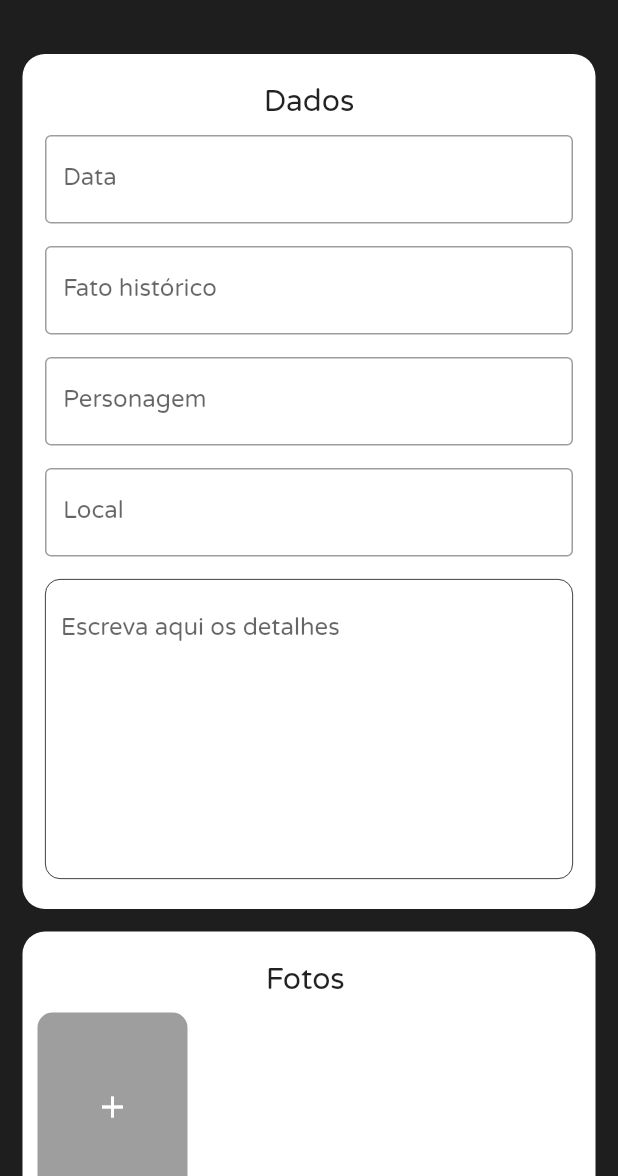
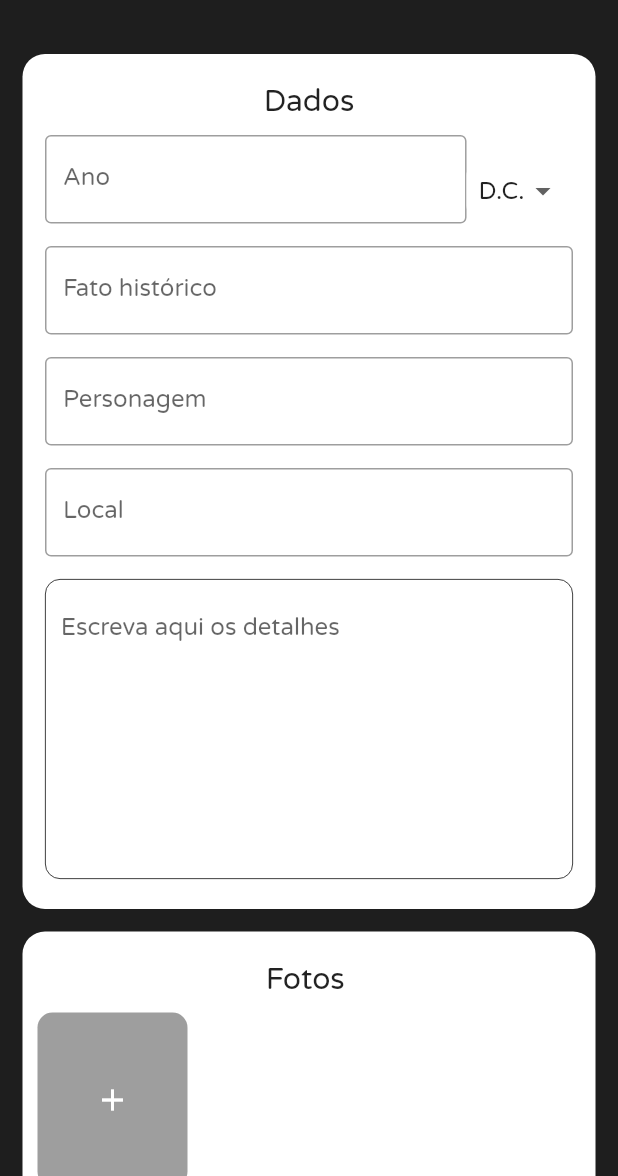
Before and after one commit to victor337/vc-na-historia, a Flutter app: the HomeScreen screen opened directly, on a phone screen of 412 x 824 dp, the part 60-1236 px from its top. Run offline on Flutter 3.47's test engine with Material 2 defaults, Android fonts, the phone set to English and light mode, and no system bars; our stand-ins replace gallery_saver, get, image_picker, permission_handler.

Commit message:
Reoganização dos controllers

```diff
--- a/lib/bindings/form_bindig.dart
+++ b/lib/bindings/data_bindig.dart
@@ -1,10 +1,12 @@
 import 'package:get/get.dart';
+import 'package:vcnahistoria/controllers/data_controller.dart';
 import 'package:vcnahistoria/controllers/form_controller.dart';
 
-class FormBinding implements Bindings {
+class DataBinding implements Bindings {
   @override
   void dependencies() {
     Get.put(FormController(), permanent: true,);
+    Get.put(DataController(), permanent: true,);
   }
 
 }
--- a/lib/models/tile_facts.dart
+++ b/lib/models/tile_facts.dart
@@ -11,6 +11,7 @@ class TileFacts {
   String local;
   List<File> images;
   String details;
+  String tyme;
 
   TileFacts({
     @required this.date,
@@ -20,6 +21,7 @@ class TileFacts {
     @required this.local,
     @required this.images,
     @required this.details,
+    @required this.tyme
   });
 
 
--- a/lib/views/home/common/add_photo.dart
+++ b/lib/views/home/common/add_photo.dart
@@ -49,6 +49,7 @@ class AddPhoto extends StatelessWidget {
           pickedFile = await picker.getImage(
             source: ImageSource.camera, imageQuality: 40
           );
+          if(pickedFile != null){
             await GallerySaver.saveImage(pickedFile.path).then((value){
               if(value){
                 Get.snackbar(
@@ -66,6 +67,7 @@ class AddPhoto extends StatelessWidget {
                 );
               }
             });
+          }
         } else {
           pickedFile = await picker.getImage(
             source: ImageSource.gallery, imageQuality: 40
--- a/lib/views/home/common/custom_form_field.dart
+++ b/lib/views/home/common/custom_form_field.dart
@@ -14,6 +14,7 @@ class CustomFormField extends StatelessWidget {
   final Function(String) onChanged;
   final Function(String) onSubmit;
   final double height;
+  final int maxLenght;
 
   const CustomFormField({
     @required this.initialValue,
@@ -26,6 +27,7 @@ class CustomFormField extends StatelessWidget {
     @required this.onChanged,
     @required this.onSubmit,
     this.height,
+    this.maxLenght
   });
 
 
@@ -35,6 +37,7 @@ class CustomFormField extends StatelessWidget {
       height: height,
       margin: const EdgeInsets.only(bottom: 15),
       child: TextFormField(
+        maxLength: maxLenght,
         initialValue: initialValue,
         focusNode: focusNode,
         textInputAction: textInputAction,
@@ -42,6 +45,7 @@ class CustomFormField extends StatelessWidget {
         onChanged: onChanged,
         onFieldSubmitted: onSubmit,
         decoration: InputDecoration(
+          counterText: '',
           border: const OutlineInputBorder(
             borderSide: BorderSide(
               width: 2
--- /dev/null
+++ b/lib/views/home/common/dropdown_option.dart
@@ -0,0 +1,46 @@
+import 'package:flutter/material.dart';
+
+
+class DropDownOption extends StatelessWidget {
+
+  final String title;
+  final List<String> options;
+  final Function(String) onChanged;
+  final String value;
+
+  const DropDownOption({
+    @required this.title,
+    @required this.options,
+    @required this.onChanged,
+    @required this.value,
+  });
+
+
+  @override
+  Widget build(BuildContext context) {
+    return Column(
+      children: <Widget>[
+        Container(
+          padding: const EdgeInsets.all(8),
+          decoration: BoxDecoration(
+            color: Colors.white,
+            borderRadius: BorderRadius.circular(10),
+          ),
+          child: DropdownButton<String>(
+            dropdownColor: Colors.white,
+            isDense: true,
+            underline: Visibility(visible: false, child: Container()),
+            items: options.map((String dropDownStringItem){
+              return DropdownMenuItem<String>(
+                value: dropDownStringItem,
+                child: Text(dropDownStringItem),
+              );
+            }).toList(),
+            onChanged: onChanged,
+            value: value,
+          ),
+        ),
+      ],
+    );
+  }
+}
--- a/lib/views/home/components/form_all.dart
+++ b/lib/views/home/components/form_all.dart
@@ -1,9 +1,9 @@
-import 'package:brasil_fields/formatter/data_input_formatter.dart';
 import 'package:flutter/material.dart';
 import 'package:flutter/services.dart';
 import 'package:get/get.dart';
 import 'package:vcnahistoria/controllers/form_controller.dart';
 import 'package:vcnahistoria/views/home/common/custom_form_field.dart';
+import 'package:vcnahistoria/views/home/common/dropdown_option.dart';
 
 
 class FormAll extends StatelessWidget {
@@ -33,22 +33,34 @@ class FormAll extends StatelessWidget {
                 ),
               ),
               const SizedBox(height: 10,),
-              CustomFormField(
+              Row(
+                children: [
+                  Expanded(
+                    child: CustomFormField(
+                      maxLenght: 4,
                       initialValue: formControll.data,
-                hintText: 'XX/XX/XXXX',
-                labelText: 'Data',
+                      hintText: 'XXXX',
+                      labelText: 'Ano',
                       focusNode: focusData,
                       textInputAction: TextInputAction.next,
                       keyboardType: TextInputType.number,
                       textInputFormatter: [
                         FilteringTextInputFormatter.digitsOnly,
-                  DataInputFormatter()
                       ],
                       onChanged: formControll.setData,
                       onSubmit: (text){
                         focusData.unfocus();
                         FocusScope.of(context).requestFocus(focusFato);
                       }
+                    ),
+                  ),
+                  DropDownOption(
+                    title: 'Tempo',
+                    options: const ['A.C.', 'D.C.'],
+                    onChanged: formControll.setTyme,
+                    value: formControll.tyme??'D.C.',
+                  ),
+                ],
               ),
               CustomFormField(
                 initialValue: formControll.fato,
--- a/lib/views/home/components/photos_fomr.dart
+++ b/lib/views/home/components/photos_fomr.dart
@@ -56,6 +56,7 @@ class PhotosForm extends StatelessWidget {
                   }
                 ),
               ),
+              const SizedBox(height: 10,),
               Visibility(
                 visible: formControll.isLoadingImages,
                 child: const LinearProgressIndicator(
--- a/lib/views/home/components/preview.dart
+++ b/lib/views/home/components/preview.dart
@@ -34,7 +34,7 @@ class Preview extends StatelessWidget {
                     Text(
                       formControll.local??'Local',
                       style: TextStyle(
-                        color: formControll.local.toLowerCase() == 'brasil' ? Colors.green : Colors.black
+                        color: formControll.local?.toLowerCase() == 'brasil' ? Colors.green : Colors.black
                       ),
                     ),
                   ],
--- a/lib/views/home/home_screen.dart
+++ b/lib/views/home/home_screen.dart
@@ -3,6 +3,7 @@ import 'package:flutter/material.dart';
 import 'package:get/get.dart';
 import 'package:vcnahistoria/common/custom_drawer.dart';
 import 'package:vcnahistoria/controllers/base_controller.dart';
+import 'package:vcnahistoria/controllers/data_controller.dart';
 import 'package:vcnahistoria/controllers/form_controller.dart';
 import 'package:vcnahistoria/models/tile_facts.dart';
 import 'package:vcnahistoria/views/home/components/form_all.dart';
@@ -31,13 +32,17 @@ class HomeScreen extends StatelessWidget {
               ),
               GetBuilder<BaseController>(
                 builder: (baseController){
+                  return GetBuilder<DataController>(
+                    builder: (dataController){
                       return GetBuilder<FormController>(
                         builder: (formControll){
                           return FlatButton(
                             onPressed: (){
                               if(formControll.isValid()){
                                 final TileFacts newFact = TileFacts(
-                          date: formControll.data,
+                                  tyme: formControll.tyme,
+                                  date: formControll.tyme == 'A.C.' ? '-${formControll.data}'
+                                    : formControll.data,
                                   saveData: DateTime.now().toString(),
                                   fact: formControll.fato,
                                   character: formControll.person,
@@ -46,7 +51,7 @@ class HomeScreen extends StatelessWidget {
                                   details: formControll.details,
                                 );
 
-                        formControll.addFact(newFact);
+                                dataController.addFact(newFact);
                                 formControll.cleanAll();
                                 baseController.setPage(0);
                               } else {
@@ -76,6 +81,8 @@ class HomeScreen extends StatelessWidget {
                         },
                       );
                     },
+                  );
+                },
               ),
             ],
           ),
--- a/pubspec.yaml
+++ b/pubspec.yaml
@@ -33,7 +33,6 @@ dependencies:
   image_picker: ^0.6.7+4
   permission_handler: ^5.0.1+1
   gallery_saver: ^2.0.1
-  brasil_fields: ^0.3.2
 
 
 dev_dependencies:
```
Also changed, not shown: lib/controllers/data_controller.dart (added, +25 -0 lines), lib/controllers/form_controller.dart (+7 -13 lines), lib/main.dart (+10 -5 lines), lib/views/details/components/details_widget.dart (+11 -0 lines), lib/views/details/details_screen.dart (+23 -10 lines), lib/views/historic/components/facts_widget.dart (+13 -6 lines), lib/views/historic/historic_screen.dart (+8 -7 lines), lib/views/splash/splash_screen.dart (added, +54 -0 lines), pubspec.lock. Lines whose indentation alone changed are shown as unchanged.
